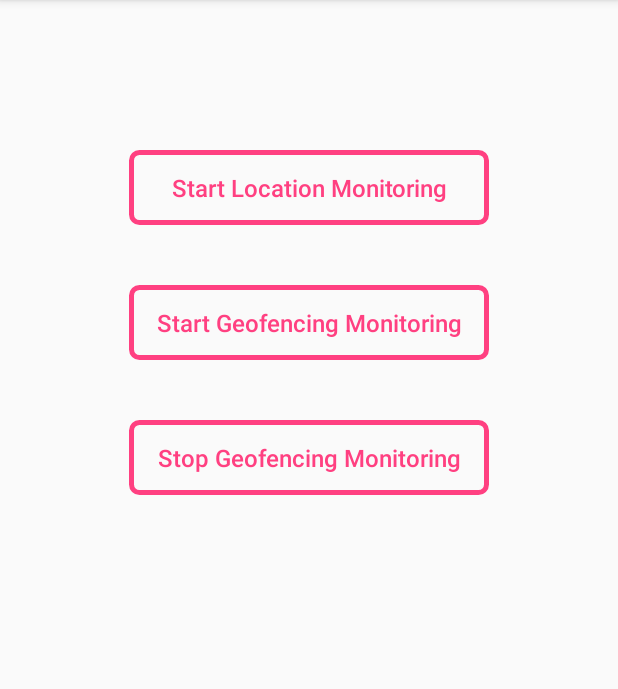
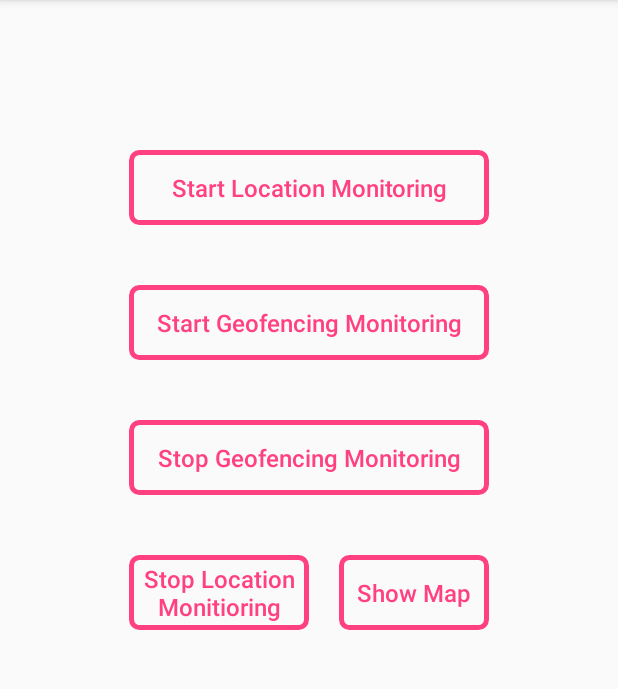
Before and after one commit to abhinav272/Geofence, an Android app: the screen it shows after launch (HomeActivity), on a phone screen of 412 x 824 dp, the part 84-773 px from its top. Run offline under Robolectric (Android 15) with nearby library versions, the phone set to English and light mode, and no system bars.

Commit message:
Maps integrated partially

```diff
--- a/app/build.gradle
+++ b/app/build.gradle
@@ -24,4 +24,5 @@ dependencies {
     testCompile 'junit:junit:4.12'
     compile 'com.android.support:appcompat-v7:24.2.1'
     compile 'com.google.android.gms:play-services-location:9.4.0'
+    compile 'com.google.android.gms:play-services-maps:9.4.0'
 }
--- a/app/src/main/java/com/abhinav/geofence/HomeActivity.java
+++ b/app/src/main/java/com/abhinav/geofence/HomeActivity.java
@@ -37,7 +37,7 @@ public class HomeActivity extends AppCompatActivity {
 
     private static final String HOME_GEOFENCE = "A-97,Sector 55, NOIDA";
     private static final String GIP = "GIP Mall Noida";
-    private Button startLocationMonitoring, startGeofencingMonitoring, stopGeofencingMonitoring;
+    private Button startLocationMonitoring, startGeofencingMonitoring, stopGeofencingMonitoring, stopLocationMonitoring, showMap;
     private GoogleApiClient apiClient = null;
 
     @Override
@@ -66,7 +66,7 @@ public class HomeActivity extends AppCompatActivity {
     @Override
     protected void onStop() {
         super.onStop();
-        apiClient.disconnect();
+//        apiClient.disconnect();
     }
 
     private void setupUI() {
@@ -74,6 +74,9 @@ public class HomeActivity extends AppCompatActivity {
         startLocationMonitoring = (Button) findViewById(R.id.btn1);
         startGeofencingMonitoring = (Button) findViewById(R.id.btn2);
         stopGeofencingMonitoring = (Button) findViewById(R.id.btn3);
+        stopLocationMonitoring = (Button) findViewById(R.id.btn4);
+        showMap = (Button) findViewById(R.id.btn5);
+
 
         startLocationMonitoring.setOnClickListener(new View.OnClickListener() {
             @Override
@@ -161,6 +164,21 @@ public class HomeActivity extends AppCompatActivity {
             }
         });
 
+        stopLocationMonitoring.setOnClickListener(new View.OnClickListener() {
+            @Override
+            public void onClick(View v) {
+                apiClient.disconnect();
+                Toast.makeText(HomeActivity.this, "Location Monitoring Stopped", Toast.LENGTH_SHORT).show();
+            }
+        });
+
+        showMap.setOnClickListener(new View.OnClickListener() {
+            @Override
+            public void onClick(View v) {
+                // Todo add code for adding Map Activity
+            }
+        });
+
         apiClient = new GoogleApiClient.Builder(this)
                 .addApi(LocationServices.API)
                 .addConnectionCallbacks(new GoogleApiClient.ConnectionCallbacks() {
--- a/app/src/main/res/layout/activity_home.xml
+++ b/app/src/main/res/layout/activity_home.xml
@@ -44,5 +44,35 @@
         android:layout_width="240dp"
         android:layout_height="50dp" />
 
+    <Button
+        android:id="@+id/btn4"
+        android:layout_marginTop="40dp"
+        android:layout_centerHorizontal="true"
+        style="?borderlessButtonStyle"
+        android:layout_below="@+id/btn3"
+        android:layout_alignStart="@+id/btn3"
+        android:text="@string/text_stop_location_monitoring"
+        android:textAllCaps="false"
+        android:textSize="16sp"
+        android:textColor="@color/colorAccent"
+        android:background="@drawable/border_bg"
+        android:layout_width="120dp"
+        android:layout_height="50dp" />
+
+    <Button
+        android:id="@+id/btn5"
+        android:layout_marginTop="40dp"
+        android:layout_centerHorizontal="true"
+        style="?borderlessButtonStyle"
+        android:layout_below="@+id/btn3"
+        android:layout_alignEnd="@+id/btn3"
+        android:text="@string/text_show_map"
+        android:textAllCaps="false"
+        android:textSize="16sp"
+        android:textColor="@color/colorAccent"
+        android:background="@drawable/border_bg"
+        android:layout_width="100dp"
+        android:layout_height="50dp" />
+
 
 </RelativeLayout>
--- a/app/src/main/res/values/strings.xml
+++ b/app/src/main/res/values/strings.xml
@@ -3,4 +3,6 @@
     <string name="text_start_location_monitoring">Start Location Monitoring</string>
     <string name="text_start_geofencing_monitoring">Start Geofencing Monitoring</string>
     <string name="text_stop_geofencing_monitoring">Stop Geofencing Monitoring</string>
+    <string name="text_stop_location_monitoring">Stop Location Monitioring</string>
+    <string name="text_show_map">Show Map</string>
 </resources>
```
Also changed, not shown: app/src/main/java/com/abhinav/geofence/MapActivity.java (added, +28 -0 lines), app/src/main/res/layout/map_activity.xml (added, +12 -0 lines).
